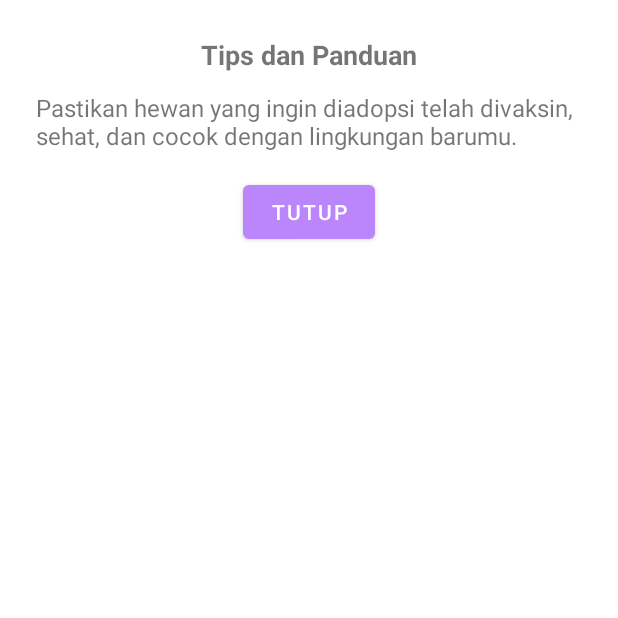
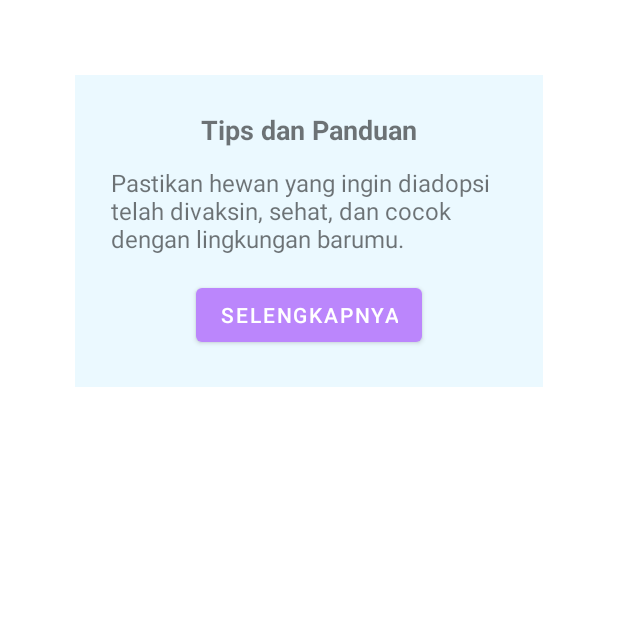
Before and after one commit to mhmdihmsyh/glorius, an Android app: the TipsActivity screen opened directly, with no data from a screen before it, on a phone screen of 412 x 824 dp, the top half of it. Run offline under Robolectric (Android 15) with nearby library versions, the phone set to English and light mode, and no system bars.

Commit message:
"Menambahkan tips dan selengkapnya"

```diff
--- /dev/null
+++ b/app/src/main/res/anim/rotate_loading.xml
@@ -0,0 +1,9 @@
+<?xml version="1.0" encoding="utf-8"?>
+<rotate xmlns:android="http://schemas.android.com/apk/res/android"
+    android:fromDegrees="0"
+    android:toDegrees="360"
+    android:pivotX="50%"
+    android:pivotY="50%"
+    android:duration="1000"
+    android:interpolator="@android:anim/linear_interpolator"
+    android:repeatCount="infinite" />
--- /dev/null
+++ b/app/src/main/res/drawable/dialog_bg.xml
@@ -0,0 +1,5 @@
+<shape xmlns:android="http://schemas.android.com/apk/res/android"
+    android:shape="rectangle">
+    <solid android:color="#FFFFFF" />
+    <corners android:radius="16dp" />
+</shape>
--- a/app/src/main/res/layout/tips_activity.xml
+++ b/app/src/main/res/layout/tips_activity.xml
@@ -2,14 +2,17 @@
 <LinearLayout xmlns:android="http://schemas.android.com/apk/res/android"
     android:orientation="vertical"
     android:padding="24dp"
+    android:layout_margin="50dp"
     android:layout_width="match_parent"
     android:layout_height="wrap_content"
+    android:background="@color/blue_light"
     android:gravity="center">
 
     <TextView
         android:id="@+id/tvTipsTitle"
         android:layout_width="wrap_content"
         android:layout_height="wrap_content"
+        android:background="@color/blue_light"
         android:text="@string/tips_dan_panduan"
         android:textSize="18sp"
         android:textStyle="bold"
@@ -27,5 +30,5 @@
         android:id="@+id/btnClose"
         android:layout_width="wrap_content"
         android:layout_height="wrap_content"
-        android:text="@string/tutup" />
+        android:text="Selengkapnya" />
 </LinearLayout>
```
Also changed, not shown: app/src/main/java/com/example/gloryrescuepetapp/TipsActivity.kt (+32 -15 lines), app/src/main/res/layout/loading_dialog.xml (added, +25 -0 lines).
